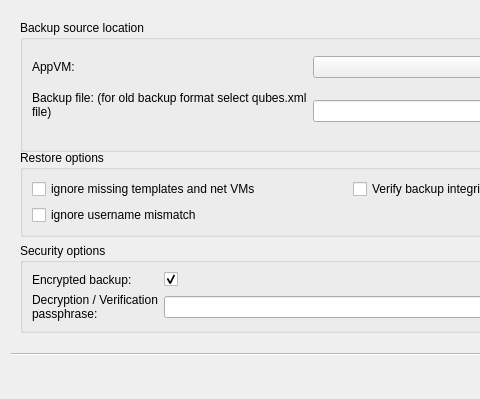
Before: the Qt Designer form ui/restoredlg.ui in QubesOS/qubes-manager, drawn with Qt 5; both pictures show x 0 to 480 and y 0 to 399 of the 700 by 399 pixel window.
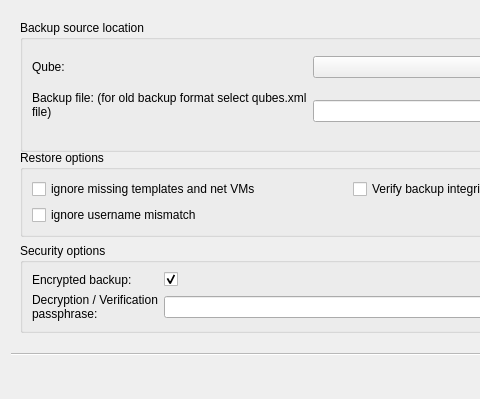
After: the same form once the commit is applied.

Commit message:
Renamed 'VM' to 'qube' everywhere in manager
At least I hope it's everywhere.
Note: AppVM and NetVM nomenclature have been kept as before.

What changed in the file:
```diff
--- a/ui/restoredlg.ui
+++ b/ui/restoredlg.ui
@@ -129,7 +129,7 @@
        <item row="0" column="0">
         <widget class="QLabel" name="label_3">
          <property name="text">
-          <string>AppVM:</string>
+          <string>Qube:</string>
          </property>
         </widget>
        </item>
```
Left out of the diff: 6 changed lines with no effect on the pictures. The commit also changes 9 other files.
